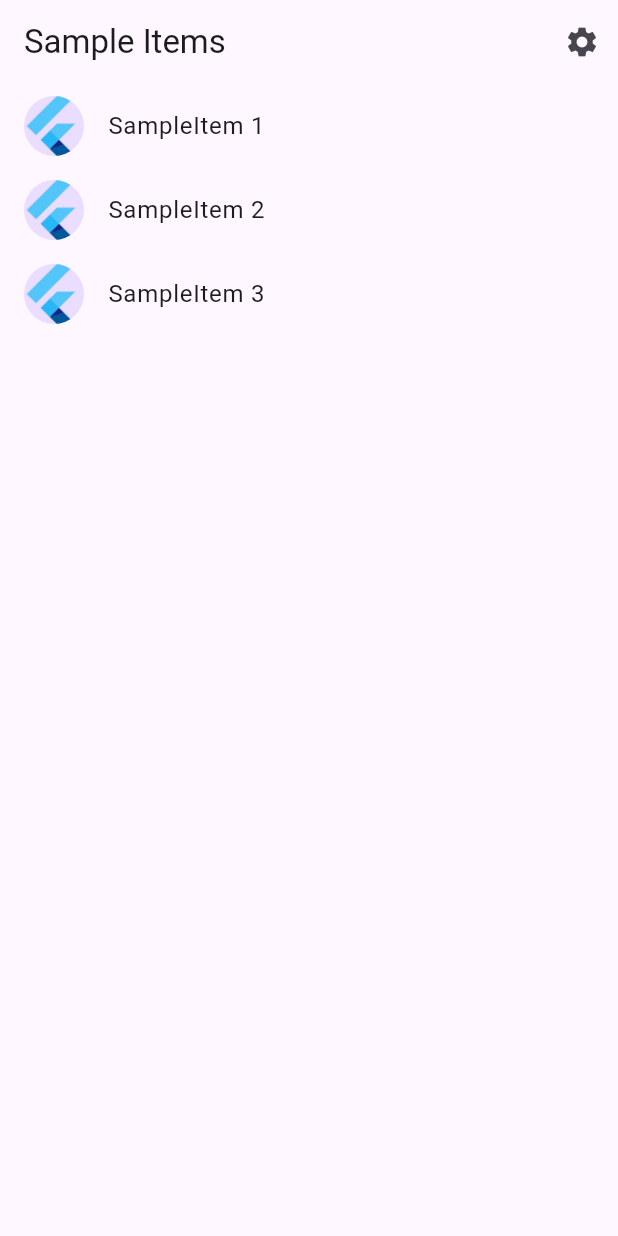
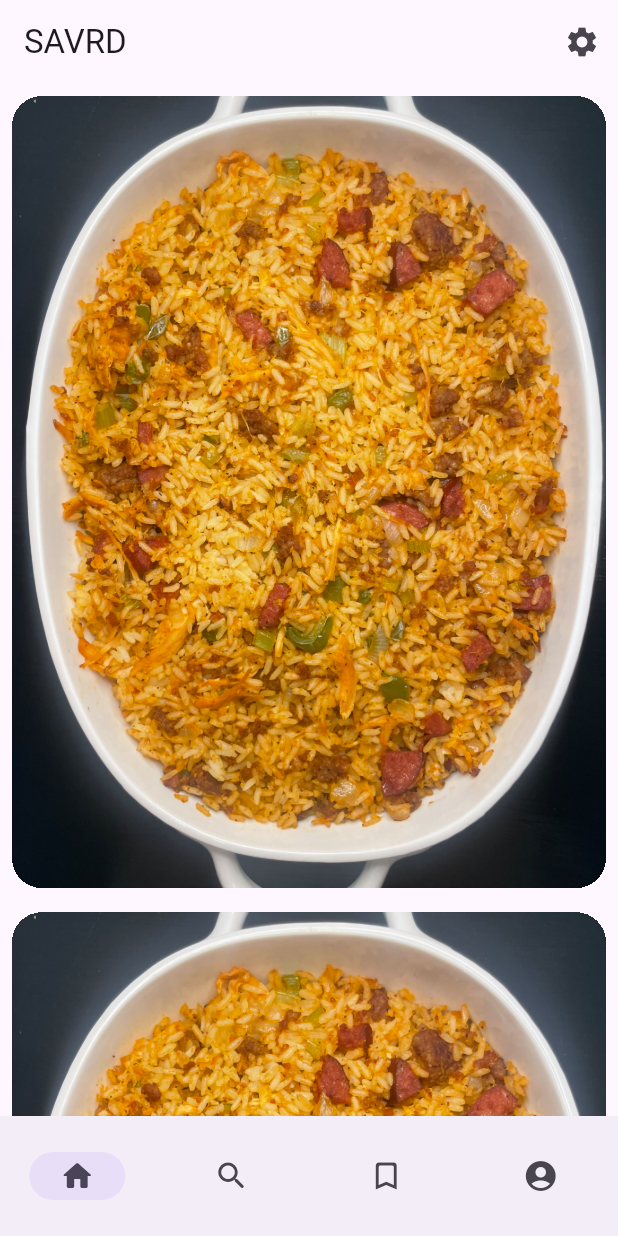
Before and after one commit to arbaker2/savrdUI, a Flutter app: the screen it shows after launch, on a phone screen of 412 x 824 dp. Run offline on Flutter 3.47's test engine with Material 3 defaults, Android fonts, the phone set to English and light mode, and no system bars; generated files the repository leaves out were written again.

Commit message:
add post, and post tile

```diff
--- /dev/null
+++ b/lib/src/sample_feature/post.dart
@@ -0,0 +1,13 @@
+/// A placeholder class that represents an entity or model.
+class Post {
+  const Post({required this.id, required this.imageAssetLocation, required this.title, required this.account, this.time, this.servings, this.description});
+
+  final int id;
+  final String imageAssetLocation;
+  final String title;
+  //TODO: give account its own class
+  final String account;
+  final int? time;
+  final String? servings;
+  final String? description;
+}
--- /dev/null
+++ b/lib/src/sample_feature/post_tile.dart
@@ -0,0 +1,16 @@
+import 'package:flutter/material.dart';
+import 'package:savrd/src/sample_feature/post.dart';
+
+class PostTile extends StatelessWidget {
+  const PostTile({super.key, required this.post});
+
+  final Post post;
+
+  @override
+  Widget build(BuildContext context) {
+    return Padding(
+      padding: const EdgeInsets.all(8.0),
+      child: Container(clipBehavior: Clip.hardEdge, decoration: const BoxDecoration(borderRadius: BorderRadius.all(Radius.circular(20))),child: Image.asset('assets/images/jambalya.jpg'),),
+    );
+  }
+}
--- a/lib/src/sample_feature/sample_item.dart
+++ /dev/null
@@ -1,6 +0,0 @@
-/// A placeholder class that represents an entity or model.
-class SampleItem {
-  const SampleItem(this.id);
-
-  final int id;
-}
--- a/lib/src/sample_feature/sample_item_list_view.dart
+++ b/lib/src/sample_feature/sample_item_list_view.dart
@@ -1,25 +1,33 @@
 import 'package:flutter/material.dart';
+import 'package:savrd/src/sample_feature/post_tile.dart';
 
 import '../settings/settings_view.dart';
-import 'sample_item.dart';
+import 'post.dart';
 import 'sample_item_details_view.dart';
 
 /// Displays a list of SampleItems.
-class SampleItemListView extends StatelessWidget {
+class SampleItemListView extends StatefulWidget {
   const SampleItemListView({
     super.key,
-    this.items = const [SampleItem(1), SampleItem(2), SampleItem(3)],
+    this.items = const [Post(id: 1, imageAssetLocation: 'location', title: 'post1', account: 'account 1'), Post(id: 2, imageAssetLocation: 'location', title: 'post2', account: 'account 2'), Post(id: 3, imageAssetLocation: 'location', title: 'post3', account: 'account 3')],
   });
 
   static const routeName = '/';
 
-  final List<SampleItem> items;
+  final List<Post> items;
+
+  @override
+  State<SampleItemListView> createState() => _SampleItemListViewState();
+}
+
+class _SampleItemListViewState extends State<SampleItemListView> {
+  int currentPageIndex = 0;
 
   @override
   Widget build(BuildContext context) {
     return Scaffold(
       appBar: AppBar(
-        title: const Text('Sample Items'),
+        title: const Text('SAVRD'),
         actions: [
           IconButton(
             icon: const Icon(Icons.settings),
@@ -44,27 +52,57 @@ class SampleItemListView extends StatelessWidget {
         // scroll position when a user leaves and returns to the app after it
         // has been killed while running in the background.
         restorationId: 'sampleItemListView',
-        itemCount: items.length,
+        itemCount: widget.items.length,
         itemBuilder: (BuildContext context, int index) {
-          final item = items[index];
+          final item = widget.items[index];
 
-          return ListTile(
-            title: Text('SampleItem ${item.id}'),
-            leading: const CircleAvatar(
-              // Display the Flutter Logo image asset.
-              foregroundImage: AssetImage('assets/images/flutter_logo.png'),
-            ),
-            onTap: () {
-              // Navigate to the details page. If the user leaves and returns to
-              // the app after it has been killed while running in the
-              // background, the navigation stack is restored.
-              Navigator.restorablePushNamed(
-                context,
-                SampleItemDetailsView.routeName,
-              );
-            }
-          );
+          return PostTile(post: item);
+          // ListTile(
+          //   title: Text('Item ${item.id}'),
+          //   leading: const CircleAvatar(
+          //     // Display the Flutter Logo image asset.
+          //     foregroundImage: AssetImage('assets/images/flutter_logo.png'),
+          //   ),
+          //   onTap: () {
+          //     // Navigate to the details page. If the user leaves and returns to
+          //     // the app after it has been killed while running in the
+          //     // background, the navigation stack is restored.
+          //     Navigator.restorablePushNamed(
+          //       context,
+          //       SampleItemDetailsView.routeName,
+          //     );
+          //   }
+          // );
         },
+      ),
+      bottomNavigationBar: NavigationBar(
+        labelBehavior: NavigationDestinationLabelBehavior.alwaysHide,
+        selectedIndex: currentPageIndex,
+        onDestinationSelected: (int index) {
+          setState(() {
+            currentPageIndex = index;
+          });
+        },
+        destinations: const <Widget>[
+          NavigationDestination(
+            icon: Icon(Icons.home_rounded),
+            label: 'Home',
+          ),
+          NavigationDestination(
+            icon: Icon(Icons.search_rounded),
+            label: 'Search',
+          ),
+          NavigationDestination(
+            selectedIcon: Icon(Icons.bookmark),
+            icon: Icon(Icons.bookmark_border_rounded),
+            label: 'Bookmakred',
+          ),
+          NavigationDestination(
+            selectedIcon: Icon(Icons.account_circle_rounded),
+            icon: Icon(Icons.account_circle_rounded),
+            label: 'Profile',
+          ),
+        ],
       ),
     );
   }
```
Also changed, not shown: assets/images/jambalya.jpg (added).
